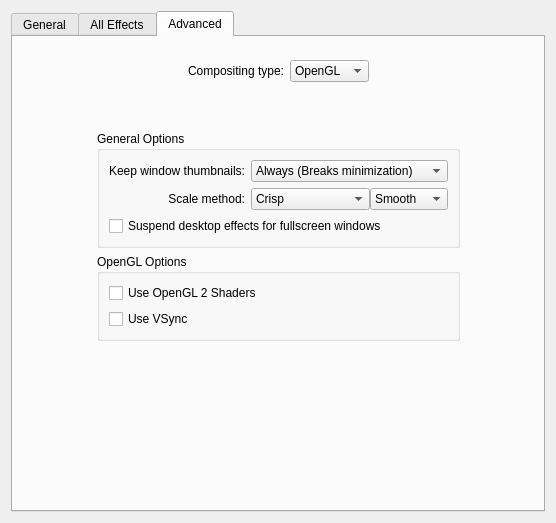
This is kcmkwin/kwincompositing/main.ui in KDE/kwin as Qt 5 draws it before an edit. The edited form follows.
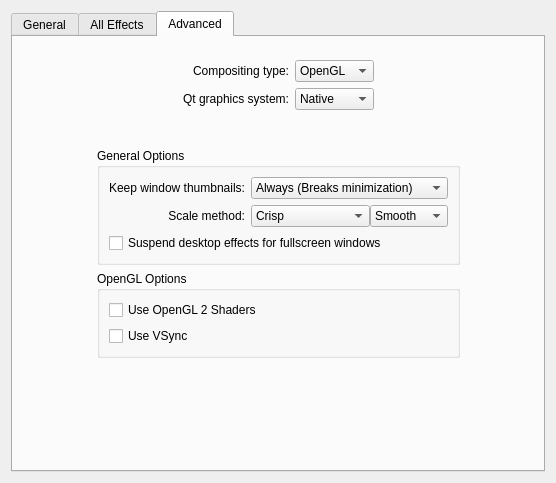
This is the edited form. The open tabs and pages were chosen to show the change. Custom widgets are drawn as their Qt base class.

Commit message: add GUI config for graphicssystem

Diff of the .ui file:
```diff
--- a/kcmkwin/kwincompositing/main.ui
+++ b/kcmkwin/kwincompositing/main.ui
@@ -7,7 +7,7 @@
     <x>0</x>
     <y>0</y>
     <width>552</width>
-    <height>523</height>
+    <height>483</height>
    </rect>
   </property>
   <layout class="QVBoxLayout">
@@ -517,6 +517,39 @@
            </item>
           </widget>
          </item>
+         <item row="1" column="0">
+          <widget class="QLabel" name="label_3">
+           <property name="text">
+            <string>Qt graphics system:</string>
+           </property>
+           <property name="alignment">
+            <set>Qt::AlignRight|Qt::AlignTrailing|Qt::AlignVCenter</set>
+           </property>
+          </widget>
+         </item>
+         <item row="1" column="1">
+          <widget class="QComboBox" name="graphicsSystem">
+           <property name="toolTip">
+            <string>&lt;!DOCTYPE HTML PUBLIC &quot;-//W3C//DTD HTML 4.0//EN&quot; &quot;http://www.w3.org/TR/REC-html40/strict.dtd&quot;&gt;
+&lt;html&gt;&lt;head&gt;&lt;meta name=&quot;qrichtext&quot; content=&quot;1&quot; /&gt;&lt;style type=&quot;text/css&quot;&gt;
+p, li { white-space: pre-wrap; }
+&lt;/style&gt;&lt;/head&gt;&lt;body style=&quot; font-family:'Segoe'; font-size:8pt; font-weight:400; font-style:normal;&quot;&gt;
+&lt;p style=&quot; margin-top:0px; margin-bottom:0px; margin-left:0px; margin-right:0px; -qt-block-indent:0; text-indent:0px;&quot;&gt;It is &lt;span style=&quot; font-weight:600;&quot;&gt;strongly recommended&lt;/span&gt; to use the &lt;span style=&quot; font-weight:600;&quot;&gt;native&lt;/span&gt; system when using the the &lt;span style=&quot; font-weight:600;&quot;&gt;XRender&lt;/span&gt; backend.&lt;/p&gt;
+&lt;p style=&quot;-qt-paragraph-type:empty; margin-top:0px; margin-bottom:0px; margin-left:0px; margin-right:0px; -qt-block-indent:0; text-indent:0px;&quot;&gt;&lt;/p&gt;
+&lt;p style=&quot; margin-top:0px; margin-bottom:0px; margin-left:0px; margin-right:0px; -qt-block-indent:0; text-indent:0px;&quot;&gt;On the other hand, many decorations perform better with the &lt;span style=&quot; font-weight:600;&quot;&gt;raster&lt;/span&gt; system on the &lt;span style=&quot; font-weight:600;&quot;&gt;default and generally preferred OpenGL&lt;/span&gt; backend (though some don't - also the impact here can be anything between &amp;quot;slight&amp;quot; and &amp;quot;incredible&amp;quot; depending on the GPU and driver)&lt;/p&gt;&lt;/body&gt;&lt;/html&gt;</string>
+           </property>
+           <item>
+            <property name="text">
+             <string>Native</string>
+            </property>
+           </item>
+           <item>
+            <property name="text">
+             <string>Raster</string>
+            </property>
+           </item>
+          </widget>
+         </item>
         </layout>
        </item>
        <item row="1" column="3">
@@ -810,16 +843,16 @@
    <extends>QWidget</extends>
    <header>kkeysequencewidget.h</header>
   </customwidget>
-  <customwidget>
-   <class>KTitleWidget</class>
-   <extends>QWidget</extends>
-   <header>ktitlewidget.h</header>
-  </customwidget>
   <customwidget>
    <class>KComboBox</class>
    <extends>QComboBox</extends>
    <header>kcombobox.h</header>
   </customwidget>
+  <customwidget>
+   <class>KTitleWidget</class>
+   <extends>QWidget</extends>
+   <header>ktitlewidget.h</header>
+  </customwidget>
   <customwidget>
    <class>KPluginSelector</class>
    <extends>QWidget</extends>
```
Left out of the diff: 3 changed lines with no effect on the pictures. The commit also changes 2 other files.
